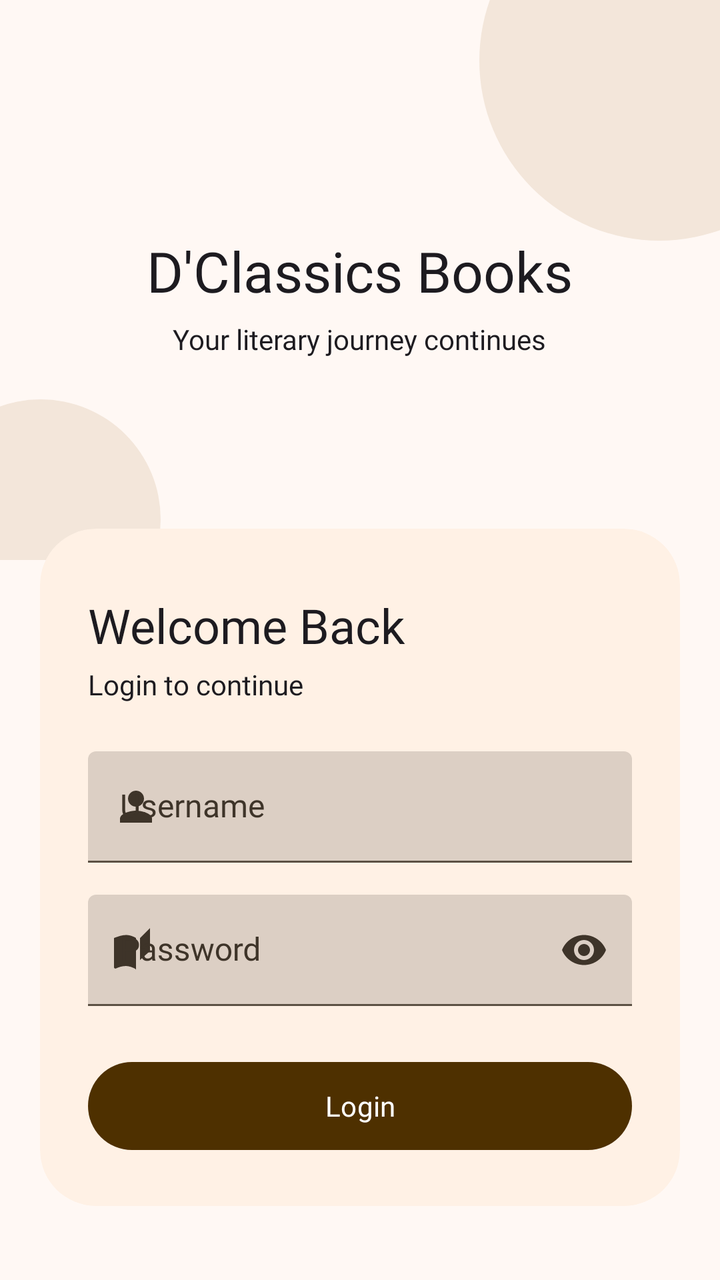
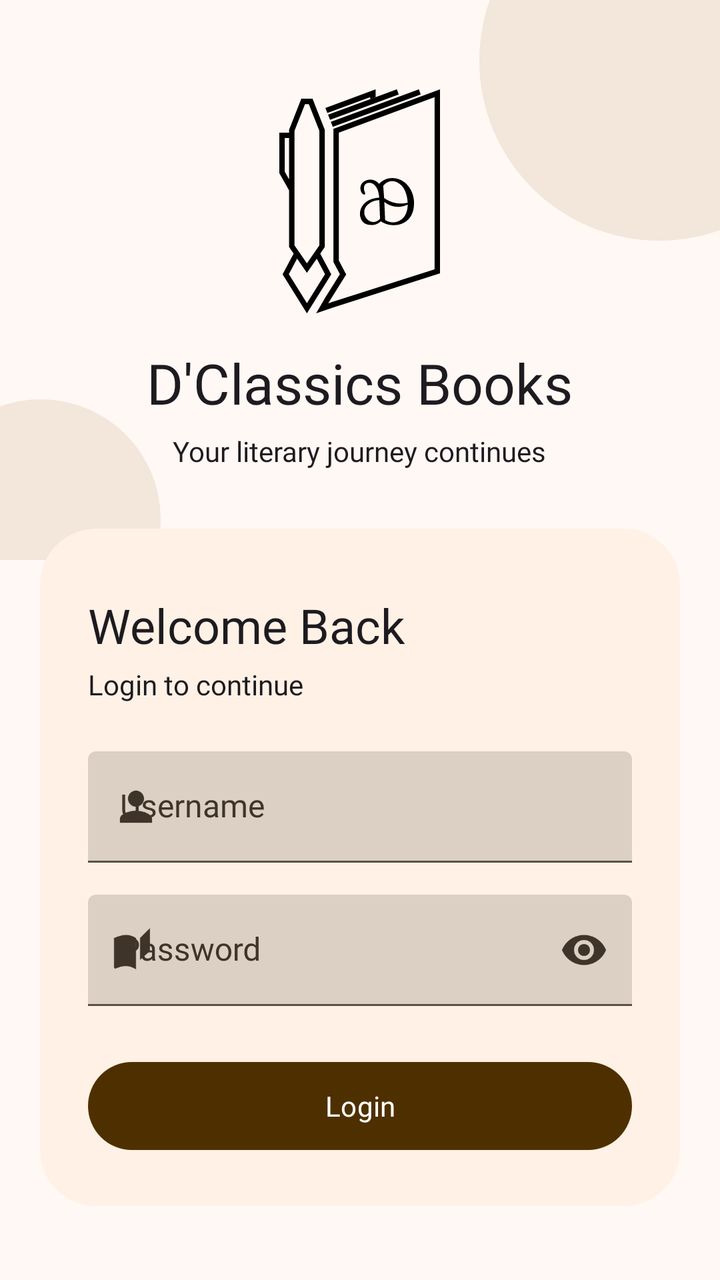

Compare the two renders of this Android layout. The source of the first and the diff that turns it into the second are given below.
<!-- AndroidManifest.xml: application theme Theme.DClassicsBooks -->
<!-- res/layout/activity_login.xml -->
<?xml version="1.0" encoding="utf-8"?>
<ScrollView xmlns:android="http://schemas.android.com/apk/res/android"
    xmlns:app="http://schemas.android.com/apk/res-auto"
    android:layout_width="match_parent"
    android:layout_height="match_parent"
    android:fillViewport="true">

    <LinearLayout
        android:layout_width="match_parent"
        android:layout_height="wrap_content"
        android:orientation="vertical"
        android:minHeight="600dp">

        
        <RelativeLayout
            android:layout_width="match_parent"
            android:layout_height="280dp">

            
            <View
                android:layout_width="180dp"
                android:layout_height="180dp"
                android:layout_alignParentEnd="true"
                android:layout_alignParentTop="true"
                android:layout_marginEnd="-60dp"
                android:layout_marginTop="-60dp"
                android:background="@drawable/shape_circle_light_overlay"/>

            
            <View
                android:layout_width="120dp"
                android:layout_height="120dp"
                android:layout_alignParentStart="true"
                android:layout_alignParentBottom="true"
                android:layout_marginStart="-40dp"
                android:layout_marginBottom="-40dp"
                android:background="@drawable/shape_circle_light_overlay"/>

            
            <LinearLayout
                android:layout_width="wrap_content"
                android:layout_height="wrap_content"
                android:layout_centerInParent="true"
                android:orientation="vertical"
                android:gravity="center">

                <TextView
                    android:layout_width="wrap_content"
                    android:layout_height="wrap_content"
                    android:layout_marginTop="@dimen/space200"
                    android:text="@string/app_name"
                    android:textAppearance="?attr/textAppearanceHeadlineMedium" />

                <TextView
                    android:layout_width="wrap_content"
                    android:layout_height="wrap_content"
                    android:text="@string/login_subtitle"
                    android:textAppearance="?attr/textAppearanceBodyMedium"
                    android:layout_marginTop="@dimen/space075"/>

            </LinearLayout>
        </RelativeLayout>

        
        <com.google.android.material.card.MaterialCardView
            android:layout_width="match_parent"
            android:layout_height="wrap_content"
            android:layout_marginHorizontal="@dimen/space250"
            android:layout_marginTop="-16dp"
            android:layout_marginBottom="@dimen/space400"
            app:shapeAppearance="@style/ShapeAppearance.Material3.Corner.ExtraLarge">

            <LinearLayout
                android:layout_width="match_parent"
                android:layout_height="wrap_content"
                android:orientation="vertical"
                android:paddingHorizontal="@dimen/space300"
                android:paddingTop="@dimen/space400"
                android:paddingBottom="@dimen/space300">

                <TextView
                    android:layout_width="wrap_content"
                    android:layout_height="wrap_content"
                    android:text="@string/welcome_back"
                    android:textAppearance="?attr/textAppearanceHeadlineSmall" />

                <LinearLayout
                    android:layout_width="wrap_content"
                    android:layout_height="wrap_content"
                    android:orientation="horizontal"
                    android:gravity="center_vertical"
                    android:layout_marginTop="@dimen/space050"
                    android:layout_marginBottom="@dimen/space300">

                    <TextView
                        android:layout_width="wrap_content"
                        android:layout_height="wrap_content"
                        android:text="Login to continue"
                        android:textAppearance="?attr/textAppearanceBodyMedium"/>
                </LinearLayout>

                <com.google.android.material.textfield.TextInputLayout
                    android:id="@+id/til_username"
                    style="@style/Widget.Material3.TextInputLayout.FilledBox"
                    android:layout_width="match_parent"
                    android:layout_height="wrap_content"
                    android:hint="@string/username_hint"
                    app:startIconDrawable="@drawable/ic_person">

                    <com.google.android.material.textfield.TextInputEditText
                        android:id="@+id/et_username"
                        android:layout_width="match_parent"
                        android:layout_height="wrap_content"
                        android:inputType="text"
                        android:imeOptions="actionNext"/>
                </com.google.android.material.textfield.TextInputLayout>

                <com.google.android.material.textfield.TextInputLayout
                    android:id="@+id/til_password"
                    style="@style/Widget.Material3.TextInputLayout.FilledBox"
                    android:layout_width="match_parent"
                    android:layout_height="wrap_content"
                    android:layout_marginTop="@dimen/space200"
                    android:hint="@string/password_hint"
                    app:startIconDrawable="@drawable/ic_auto_stories"
                    app:endIconMode="password_toggle">

                    <com.google.android.material.textfield.TextInputEditText
                        android:id="@+id/et_password"
                        android:layout_width="match_parent"
                        android:layout_height="wrap_content"
                        android:inputType="textPassword"
                        android:imeOptions="actionDone"/>
                </com.google.android.material.textfield.TextInputLayout>

                <Button
                    android:id="@+id/btn_login"
                    android:layout_width="match_parent"
                    android:layout_height="52dp"
                    android:layout_marginTop="@dimen/space300"
                    android:text="@string/btn_login"/>

            </LinearLayout>
        </com.google.android.material.card.MaterialCardView>

    </LinearLayout>
</ScrollView>
<!-- resources referenced by this layout -->
<resources>
  <dimen name="space050">4dp</dimen>
  <dimen name="space075">6dp</dimen>
  <dimen name="space200">16dp</dimen>
  <dimen name="space250">20dp</dimen>
  <dimen name="space300">24dp</dimen>
  <dimen name="space400">32dp</dimen>
  <string name="app_name">D\'Classics Books</string>
  <string name="btn_login">Login</string>
  <string name="login_subtitle">Your literary journey continues</string>
  <string name="password_hint">Password</string>
  <string name="username_hint">Username</string>
  <string name="welcome_back">Welcome Back</string>
  <style name="Theme.DClassicsBooks" parent="Theme.DClassicsBooks.Base" />
  <color name="surface_container">#F3E6DA</color>
  <color name="primary">#4E3000</color>
  <color name="white">#FFFFFF</color>
  <color name="primary_container">#926421</color>
  <color name="secondary">#45331C</color>
  <color name="secondary_container">#80694E</color>
  <color name="accent">#00385F</color>
  <color name="accent_container">#43709D</color>
  <color name="error">#740006</color>
  <color name="error_container">#CF2C27</color>
  <color name="surface">#FFF8F4</color>
  <color name="surface_container_low">#FFF1E5</color>
  <color name="surface_container_high">#DCCFC4</color>
  <color name="outline">#5C5144</color>
  <color name="outline_variant">#776B5E</color>
  <color name="on_surface">#161009</color>
  <color name="on_surface_variant">#3E3429</color>
  <style name="Typography.DisplayLarge" parent="TextAppearance.Material3.DisplayLarge">
          <item name="fontFamily">@font/aleo_semibold</item>
          <item name="android:fontFamily">@font/aleo_semibold</item>
      </style>
  <style name="Typography.DisplaySmall" parent="TextAppearance.Material3.DisplaySmall">
          <item name="fontFamily">@font/aleo_semibold</item>
          <item name="android:fontFamily">@font/aleo_semibold</item>
      </style>
  <style name="Typography.HeadlineLarge" parent="TextAppearance.Material3.HeadlineLarge">
          <item name="fontFamily">@font/aleo_semibold</item>
          <item name="android:fontFamily">@font/aleo_semibold</item>
      </style>
  <style name="Typography.HeadlineSmall" parent="TextAppearance.Material3.HeadlineSmall">
          <item name="fontFamily">@font/aleo_semibold</item>
          <item name="android:fontFamily">@font/aleo_semibold</item>
      </style>
  <style name="Typography.TitleLarge" parent="TextAppearance.Material3.TitleLarge">
          <item name="fontFamily">@font/aleo_semibold</item>
          <item name="android:fontFamily">@font/aleo_semibold</item>
      </style>
  <style name="Typography.TitleMedium" parent="TextAppearance.Material3.TitleMedium">
          <item name="fontFamily">@font/aleo_semibold</item>
          <item name="android:fontFamily">@font/aleo_semibold</item>
      </style>
  <style name="Typography.TitleSmall" parent="TextAppearance.Material3.TitleSmall">
          <item name="fontFamily">@font/aleo_semibold</item>
          <item name="android:fontFamily">@font/aleo_semibold</item>
      </style>
  <style name="Typography.LabelLarge" parent="TextAppearance.Material3.LabelLarge">
          <item name="fontFamily">@font/inter_medium</item>
          <item name="android:fontFamily">@font/inter_medium</item>
      </style>
  <style name="Typography.LabelMedium" parent="TextAppearance.Material3.LabelMedium">
          <item name="fontFamily">@font/inter_medium</item>
          <item name="android:fontFamily">@font/inter_medium</item>
      </style>
  <style name="Typography.LabelSmall" parent="TextAppearance.Material3.LabelSmall">
          <item name="fontFamily">@font/inter_medium</item>
          <item name="android:fontFamily">@font/inter_medium</item>
      </style>
  <style name="Widget.DClassicsBooks.CardView" parent="Widget.Material3.CardView.Filled">
          <item name="cardBackgroundColor">?attr/colorSurfaceContainerLow</item>
          <item name="strokeWidth">0dp</item>
      </style>
  <!-- unchanged entries left out for length: 9 -->
</resources>

<!-- the commit's change to res/layout/activity_login.xml (unified diff, before → after) -->
@@ -44,10 +44,17 @@
                 android:orientation="vertical"
                 android:gravity="center">
 
+                <ImageView
+                    android:layout_width="81dp"
+                    android:layout_height="112dp"
+                    android:src="@drawable/logo"
+                    android:contentDescription="Logo"
+                    android:layout_marginBottom="@dimen/space100" />
+
                 <TextView
                     android:layout_width="wrap_content"
                     android:layout_height="wrap_content"
-                    android:layout_marginTop="@dimen/space200"
+                    android:layout_marginTop="@dimen/space100"
                     android:text="@string/app_name"
                     android:textAppearance="?attr/textAppearanceHeadlineMedium" />
 
<!-- resource entries referenced after the edit -->
@@ -2,10 +2,12 @@
 <resources>
   <dimen name="space050">4dp</dimen>
   <dimen name="space075">6dp</dimen>
+  <dimen name="space100">8dp</dimen>
   <dimen name="space200">16dp</dimen>
   <dimen name="space250">20dp</dimen>
   <dimen name="space300">24dp</dimen>
   <dimen name="space400">32dp</dimen>
+  <!-- drawable logo: vector/xml drawable (drawable, 4016 chars, omitted) -->
   <string name="app_name">D\'Classics Books</string>
   <string name="btn_login">Login</string>
   <string name="login_subtitle">Your literary journey continues</string>
